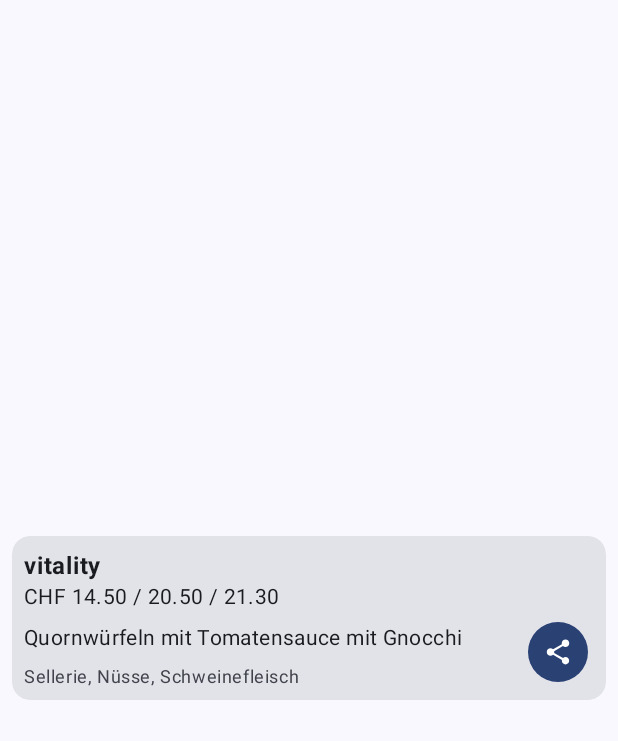
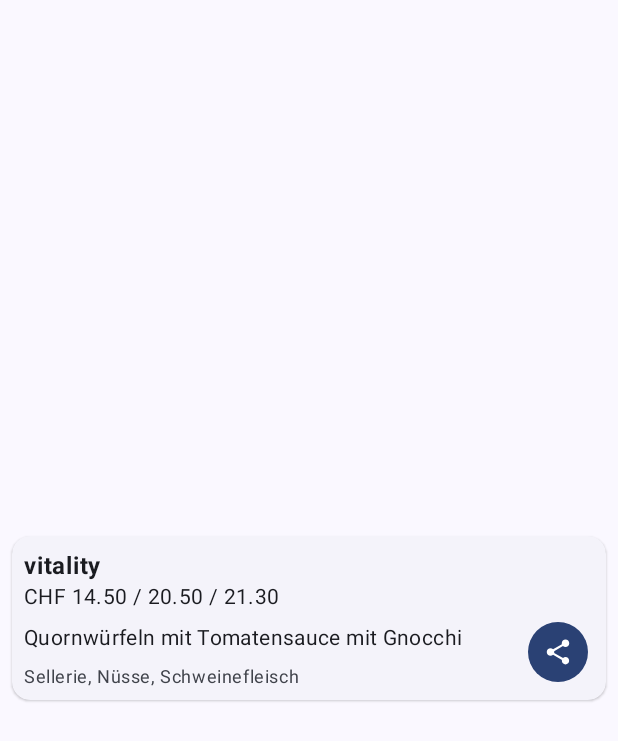
Before and after one commit to famoser/Mensa, an Android app: the layout row_menu_details.xml on its own in the app's theme, with its tools: preview values and no code run, on a phone screen of 412 x 824 dp. Shown: the top 741 px of the screen. Run offline under Robolectric (Android 15) with nearby library versions, the phone set to English and light mode, and no system bars; network calls fail.

Commit message:
feat: Use elevated style

```diff
--- a/app/src/main/res/layout/row_mensa.xml
+++ b/app/src/main/res/layout/row_mensa.xml
@@ -18,7 +18,7 @@
     <com.google.android.material.card.MaterialCardView
             android:layout_width="match_parent"
             android:layout_height="wrap_content"
-            style="?attr/materialCardViewFilledStyle">
+            style="?attr/materialCardViewElevatedStyle">
 
         <LinearLayout
                 android:layout_width="match_parent"
--- a/app/src/main/res/layout/row_menu_details.xml
+++ b/app/src/main/res/layout/row_menu_details.xml
@@ -19,7 +19,7 @@
     <com.google.android.material.card.MaterialCardView
             android:layout_width="match_parent"
             android:layout_height="wrap_content"
-            style="@style/Widget.Material3.CardView.Filled">
+            style="@style/Widget.Material3.CardView.Elevated">
 
         <LinearLayout
                 android:layout_width="match_parent"
```
